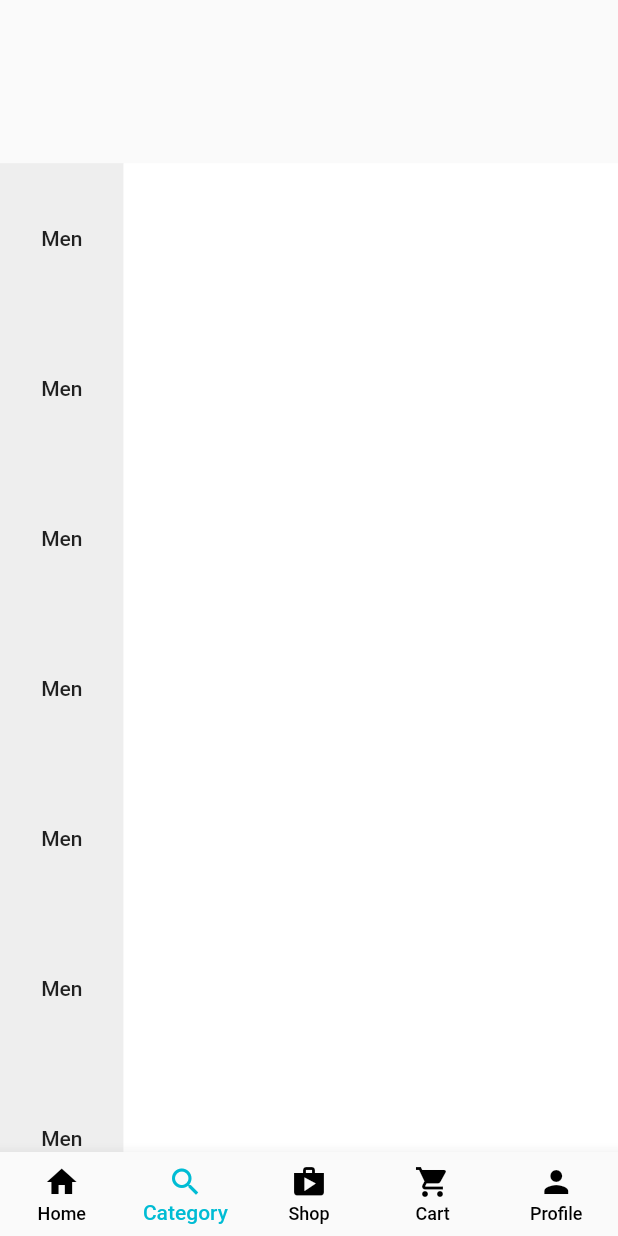
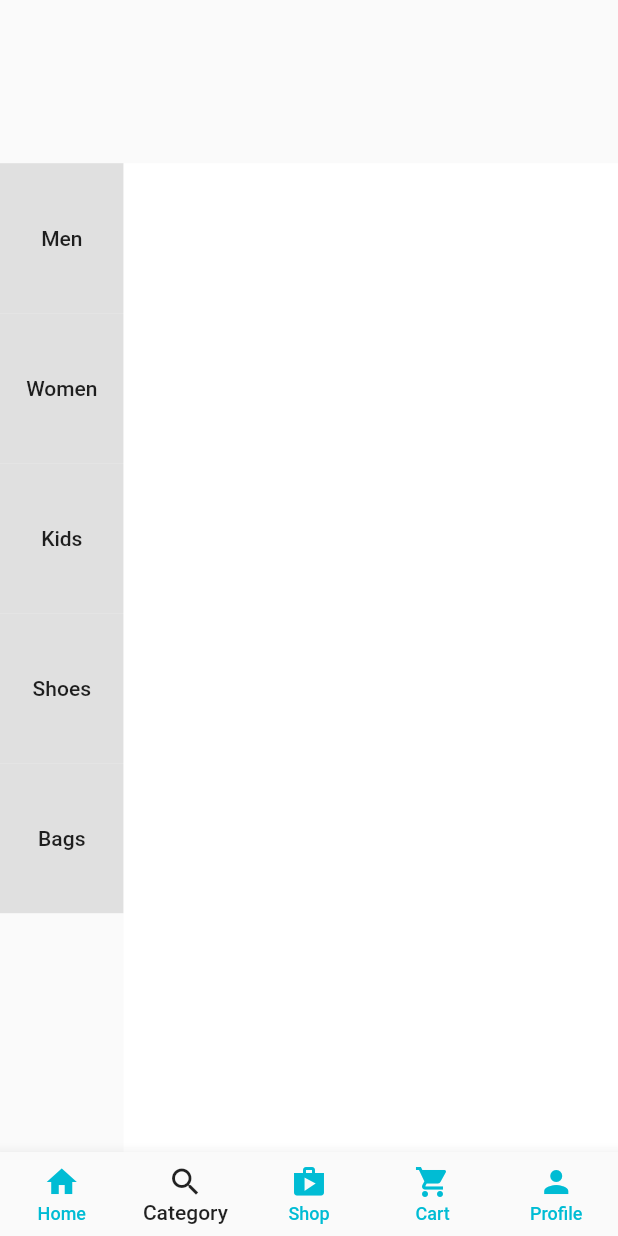
Before and after one commit to mehedi4958/multi_vendor_01, a Flutter app: the screen it shows after launch, on a phone screen of 412 x 824 dp. Run offline on Flutter 3.47's test engine with Material 2 defaults, Android fonts, the phone set to English and light mode, and no system bars; our stand-ins replace cloud_firestore, firebase_auth, firebase_core, firebase_storage, image_picker; accounts and stored records are empty.

Commit message:
category screen made stateful

```diff
--- a/lib/views/category_screen.dart
+++ b/lib/views/category_screen.dart
@@ -1,7 +1,20 @@
 import 'package:flutter/material.dart';
 
-class CategoryScreen extends StatelessWidget {
+class CategoryScreen extends StatefulWidget {
   const CategoryScreen({Key? key}) : super(key: key);
+
+  @override
+  State<CategoryScreen> createState() => _CategoryScreenState();
+}
+
+class _CategoryScreenState extends State<CategoryScreen> {
+  final List<ItemData> _items = [
+    ItemData(categoryName: 'Men'),
+    ItemData(categoryName: 'Women'),
+    ItemData(categoryName: 'Kids'),
+    ItemData(categoryName: 'Shoes'),
+    ItemData(categoryName: 'Bags'),
+  ];
 
   @override
   Widget build(BuildContext context) {
@@ -11,17 +24,31 @@ class CategoryScreen extends StatelessWidget {
           Positioned(
             bottom: 0,
             left: 0,
-            child: Container(
+            child: SizedBox(
               height: MediaQuery.of(context).size.height * 0.8,
               width: MediaQuery.of(context).size.width * 0.2,
-              color: Colors.grey.shade200,
               child: ListView.builder(
-                itemCount: 7,
+                itemCount: _items.length,
                 itemBuilder: (BuildContext context, int index) {
-                  return const SizedBox(
-                    height: 100,
-                    child: Center(
-                      child: Text('Men'),
+                  return InkWell(
+                    onTap: () {
+                      for (var item in _items) {
+                        item.isSelected = false;
+                      }
+                      setState(() {
+                        _items[index].isSelected = true;
+                      });
+                    },
+                    child: Container(
+                      color: _items[index].isSelected == true
+                          ? Colors.white
+                          : Colors.grey.shade300,
+                      height: 100,
+                      child: Center(
+                        child: Text(
+                          _items[index].categoryName,
+                        ),
+                      ),
                     ),
                   );
                 },
@@ -42,3 +69,10 @@ class CategoryScreen extends StatelessWidget {
     );
   }
 }
+
+class ItemData {
+  ItemData({required this.categoryName, this.isSelected = false});
+
+  final String categoryName;
+  bool isSelected;
+}
--- a/lib/views/customer_home_screen.dart
+++ b/lib/views/customer_home_screen.dart
@@ -17,7 +17,7 @@ class _CustomerHomeScreenState extends State<CustomerHomeScreen> {
 
   final _pages = <Widget>[
     const HomeScreen(),
-    const CategoryScreen(),
+    CategoryScreen(),
     const Center(child: Text('Shop Screen')),
     const CartScreen(),
     const ProfileScreen(),
@@ -29,8 +29,8 @@ class _CustomerHomeScreenState extends State<CustomerHomeScreen> {
       bottomNavigationBar: BottomNavigationBar(
         type: BottomNavigationBarType.fixed,
         currentIndex: _selectedItem,
-        selectedItemColor: Colors.cyan,
-        unselectedItemColor: Colors.black,
+        selectedItemColor: Colors.black87,
+        unselectedItemColor: Colors.cyan,
         onTap: (index) {
           setState(() {
             _selectedItem = index;
--- a/lib/views/home_screen.dart
+++ b/lib/views/home_screen.dart
@@ -89,12 +89,12 @@ class HomeScreen extends StatelessWidget {
             ),
             Center(
               child: Text(
-                'Kid Category',
+                'Kids Category',
               ),
             ),
             Center(
               child: Text(
-                'Shoe Category',
+                'Shoes Category',
               ),
             ),
           ],
```
